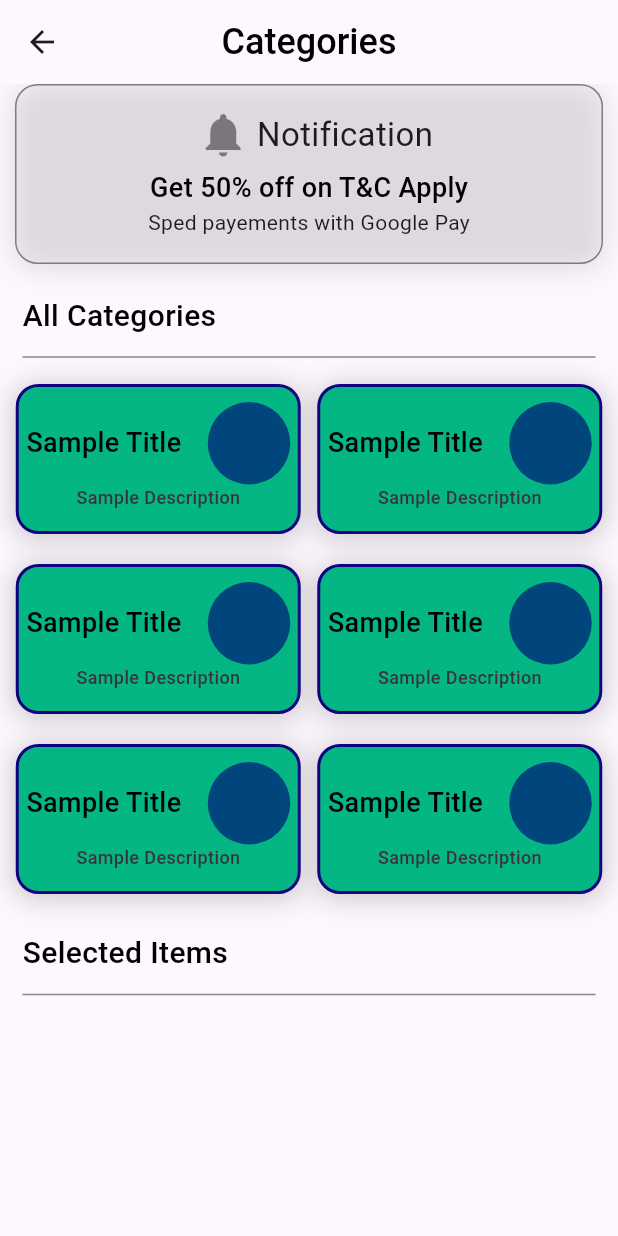
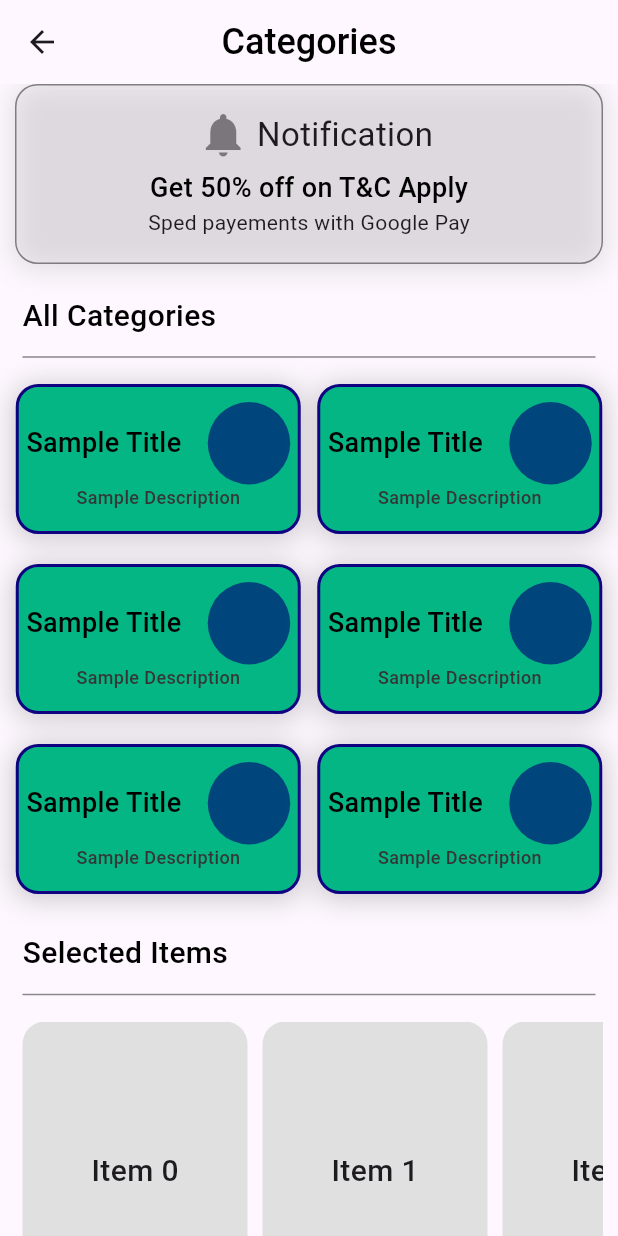
Before and after one commit to teshankalhara/demo_app-flutter, a Flutter app: the screen it shows after launch, on a phone screen of 412 x 824 dp. Run offline on Flutter 3.47's test engine with Material 3 defaults, Android fonts, the phone set to English and light mode, and no system bars.

Commit message:
add SelectedItem and RatingBar widgets to CategoryPage for enhanced item display

```diff
--- a/lib/pages/category_page/category_page.dart
+++ b/lib/pages/category_page/category_page.dart
@@ -1,7 +1,9 @@
 import 'package:flutter/foundation.dart';
 import 'package:flutter/material.dart';
 import 'package:flutter_app/pages/category_page/widgets/category_item_set/category_item_set.dart';
+import 'package:flutter_app/pages/category_page/widgets/selected_item/selected_item.dart';
 import 'package:flutter_app/widgets/notification_card/notification_card.dart';
+import 'package:flutter_app/widgets/rating_bar/rating_bar.dart';
 import 'package:flutter_app/widgets/sub_title_bar/sub_title_bar.dart';
 
 class CategoryPage extends StatelessWidget {
@@ -41,6 +43,11 @@ class CategoryPage extends StatelessWidget {
               SizedBox(height: 10),
               CategoryItemSet(),
               SubTitleBar(title: 'Selected Items'),
+              SizedBox(height: 10),
+              SelectedItem(),
+              SizedBox(height: 40),
+              RatingBar(),
+              SizedBox(height: 20),
             ],
           ),
         ),
```
